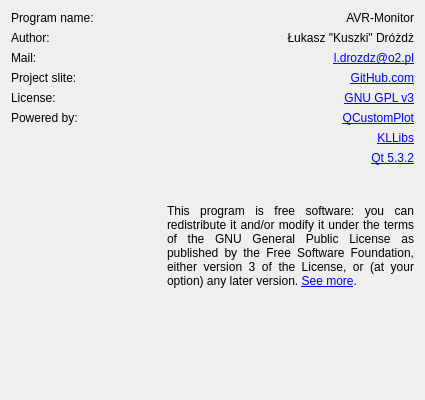
Kuszki/AVR-Monitor, file interface/aboutdialog.ui: the form before one commit.
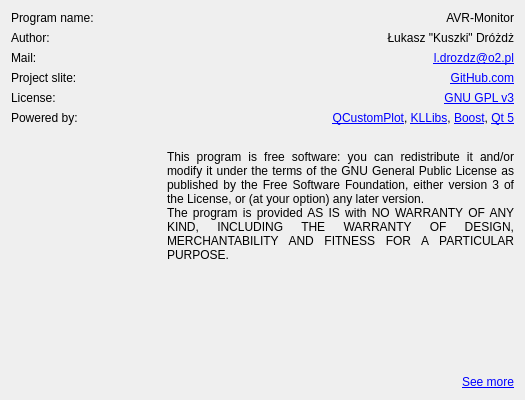
The form after the commit. Icons and pictures are not drawn.

Patch:
```diff
--- a/interface/aboutdialog.ui
+++ b/interface/aboutdialog.ui
@@ -6,13 +6,13 @@
    <rect>
     <x>0</x>
     <y>0</y>
-    <width>425</width>
+    <width>525</width>
     <height>400</height>
    </rect>
   </property>
   <property name="minimumSize">
    <size>
-    <width>425</width>
+    <width>525</width>
     <height>400</height>
    </size>
   </property>
@@ -24,55 +24,18 @@
     <normaloff/>
    </iconset>
   </property>
-  <layout class="QFormLayout" name="formLayout">
-   <property name="fieldGrowthPolicy">
-    <enum>QFormLayout::AllNonFixedFieldsGrow</enum>
-   </property>
-   <item row="0" column="0">
-    <widget class="QLabel" name="labelName">
+  <layout class="QGridLayout" name="gridLayout">
+   <item row="4" column="0">
+    <widget class="QLabel" name="labelLicense">
      <property name="text">
-      <string>Program name:</string>
+      <string>License:</string>
      </property>
     </widget>
    </item>
-   <item row="0" column="1">
-    <widget class="QLabel" name="Name">
+   <item row="8" column="0" colspan="2">
+    <widget class="QLabel" name="More">
      <property name="text">
-      <string notr="true">AVR-Monitor</string>
-     </property>
-     <property name="alignment">
-      <set>Qt::AlignRight|Qt::AlignTrailing|Qt::AlignVCenter</set>
-     </property>
-    </widget>
-   </item>
-   <item row="1" column="0">
-    <widget class="QLabel" name="labelAuthor">
-     <property name="text">
-      <string>Author:</string>
-     </property>
-    </widget>
-   </item>
-   <item row="1" column="1">
-    <widget class="QLabel" name="Author">
-     <property name="text">
-      <string notr="true">Łukasz &quot;Kuszki&quot; Dróżdż</string>
-     </property>
-     <property name="alignment">
-      <set>Qt::AlignRight|Qt::AlignTrailing|Qt::AlignVCenter</set>
-     </property>
-    </widget>
-   </item>
-   <item row="2" column="0">
-    <widget class="QLabel" name="labelMail">
-     <property name="text">
-      <string>Mail:</string>
-     </property>
-    </widget>
-   </item>
-   <item row="2" column="1">
-    <widget class="QLabel" name="Mail">
-     <property name="text">
-      <string notr="true">&lt;a href=&quot;l.drozdz@o2.pl&quot;&gt;l.drozdz@o2.pl&lt;/a&gt;</string>
+      <string>&lt;a href=&quot;http://www.gnu.org/licenses/gpl-3.0.en.html&quot;&gt;See more&lt;/a&gt;</string>
      </property>
      <property name="alignment">
       <set>Qt::AlignRight|Qt::AlignTrailing|Qt::AlignVCenter</set>
@@ -96,24 +59,78 @@
      </property>
     </widget>
    </item>
-   <item row="5" column="0">
-    <widget class="QLabel" name="labelPowered">
-     <property name="text">
-      <string>Powered by:</string>
-     </property>
-    </widget>
-   </item>
    <item row="5" column="1">
     <widget class="QLabel" name="Powered">
      <property name="text">
-      <string notr="true">&lt;a href=&quot;https://github.com/Kuszki/KLLibs&quot;&gt;QCustomPlot&lt;/a&gt;</string>
+      <string notr="true">&lt;a href=&quot;https://github.com/Kuszki/KLLibs&quot;&gt;QCustomPlot&lt;/a&gt;, &lt;a href=&quot;https://github.com/Kuszki/KLLibs&quot;&gt;KLLibs&lt;/a&gt;, &lt;a href=&quot;http://www.boost.org/&quot;&gt;Boost&lt;/a&gt;, &lt;a href=&quot;http://www.qt.io/&quot;&gt;Qt 5&lt;/a&gt;</string>
      </property>
      <property name="alignment">
       <set>Qt::AlignRight|Qt::AlignTrailing|Qt::AlignVCenter</set>
      </property>
     </widget>
    </item>
-   <item row="10" column="0">
+   <item row="2" column="0">
+    <widget class="QLabel" name="labelMail">
+     <property name="text">
+      <string>Mail:</string>
+     </property>
+    </widget>
+   </item>
+   <item row="1" column="1">
+    <widget class="QLabel" name="Author">
+     <property name="text">
+      <string notr="true">Łukasz &quot;Kuszki&quot; Dróżdż</string>
+     </property>
+     <property name="alignment">
+      <set>Qt::AlignRight|Qt::AlignTrailing|Qt::AlignVCenter</set>
+     </property>
+    </widget>
+   </item>
+   <item row="1" column="0">
+    <widget class="QLabel" name="labelAuthor">
+     <property name="text">
+      <string>Author:</string>
+     </property>
+    </widget>
+   </item>
+   <item row="0" column="1">
+    <widget class="QLabel" name="Name">
+     <property name="text">
+      <string notr="true">AVR-Monitor</string>
+     </property>
+     <property name="alignment">
+      <set>Qt::AlignRight|Qt::AlignTrailing|Qt::AlignVCenter</set>
+     </property>
+    </widget>
+   </item>
+   <item row="2" column="1">
+    <widget class="QLabel" name="Mail">
+     <property name="text">
+      <string notr="true">&lt;a href=&quot;l.drozdz@o2.pl&quot;&gt;l.drozdz@o2.pl&lt;/a&gt;</string>
+     </property>
+     <property name="alignment">
+      <set>Qt::AlignRight|Qt::AlignTrailing|Qt::AlignVCenter</set>
+     </property>
+    </widget>
+   </item>
+   <item row="0" column="0">
+    <widget class="QLabel" name="labelName">
+     <property name="text">
+      <string>Program name:</string>
+     </property>
+    </widget>
+   </item>
+   <item row="4" column="1">
+    <widget class="QLabel" name="License">
+     <property name="text">
+      <string notr="true">&lt;a href=&quot;http://www.gnu.org/licenses/gpl-3.0.en.html&quot;&gt;GNU GPL v3&lt;/a&gt;</string>
+     </property>
+     <property name="alignment">
+      <set>Qt::AlignRight|Qt::AlignTrailing|Qt::AlignVCenter</set>
+     </property>
+    </widget>
+   </item>
+   <item row="6" column="0">
     <widget class="QLabel" name="labelLogo">
      <property name="sizePolicy">
       <sizepolicy hsizetype="Fixed" vsizetype="Fixed">
@@ -144,10 +161,11 @@
      </property>
     </widget>
    </item>
-   <item row="10" column="1">
+   <item row="6" column="1">
     <widget class="QLabel" name="Info">
      <property name="text">
-      <string>This program is free software: you can redistribute it and/or modify it under the terms of the GNU General Public License as published by the Free Software Foundation, either version 3 of the License, or (at your option) any later version. &lt;a href=&quot;http://www.gnu.org/licenses/gpl-3.0.en.html&quot;&gt;See more&lt;/a&gt;.</string>
+      <string>This program is free software: you can redistribute it and/or modify it under the terms of the GNU General Public License as published by the Free Software Foundation, either version 3 of the License, or (at your option) any later version.
+The program is provided AS IS with NO WARRANTY OF ANY KIND, INCLUDING THE WARRANTY OF DESIGN, MERCHANTABILITY AND FITNESS FOR A PARTICULAR PURPOSE.</string>
      </property>
      <property name="alignment">
       <set>Qt::AlignJustify|Qt::AlignVCenter</set>
@@ -157,42 +175,25 @@
      </property>
     </widget>
    </item>
-   <item row="6" column="1">
-    <widget class="QLabel" name="label">
+   <item row="5" column="0">
+    <widget class="QLabel" name="labelPowered">
      <property name="text">
-      <string notr="true">&lt;a href=&quot;https://github.com/Kuszki/KLLibs&quot;&gt;KLLibs&lt;/a&gt;</string>
+      <string>Powered by:</string>
      </property>
-     <property name="alignment">
-      <set>Qt::AlignRight|Qt::AlignTrailing|Qt::AlignVCenter</set>
-     </property>
     </widget>
    </item>
-   <item row="7" column="1">
-    <widget class="QLabel" name="label_2">
-     <property name="text">
-      <string>&lt;a href=&quot;http://www.qt.io/&quot;&gt;Qt 5.3.2&lt;/a&gt;</string>
+   <item row="7" column="0" colspan="2">
+    <spacer name="verticalSpacer">
+     <property name="orientation">
+      <enum>Qt::Vertical</enum>
      </property>
-     <property name="alignment">
-      <set>Qt::AlignRight|Qt::AlignTrailing|Qt::AlignVCenter</set>
+     <property name="sizeHint" stdset="0">
+      <size>
+       <width>0</width>
+       <height>0</height>
+      </size>
      </property>
-    </widget>
-   </item>
-   <item row="4" column="0">
-    <widget class="QLabel" name="labelLicense">
-     <property name="text">
-      <string>License:</string>
-     </property>
-    </widget>
-   </item>
-   <item row="4" column="1">
-    <widget class="QLabel" name="License">
-     <property name="text">
-      <string notr="true">&lt;a href=&quot;http://www.gnu.org/licenses/gpl-3.0.en.html&quot;&gt;GNU GPL v3&lt;/a&gt;</string>
-     </property>
-     <property name="alignment">
-      <set>Qt::AlignRight|Qt::AlignTrailing|Qt::AlignVCenter</set>
-     </property>
-    </widget>
+    </spacer>
    </item>
   </layout>
  </widget>
```
